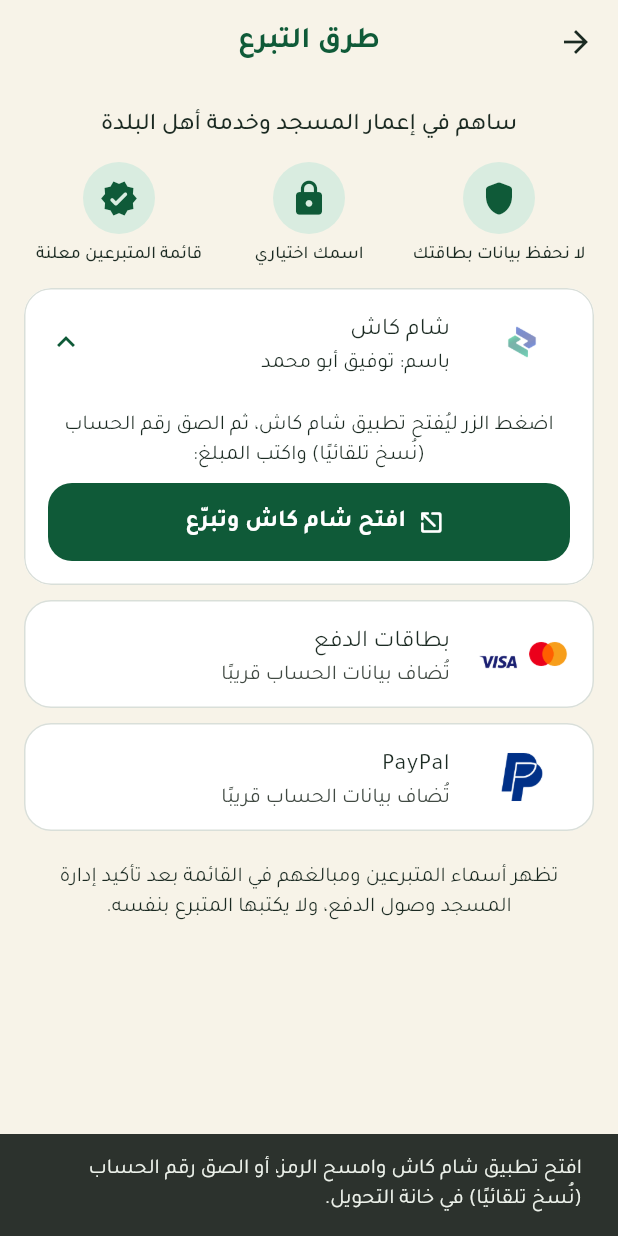
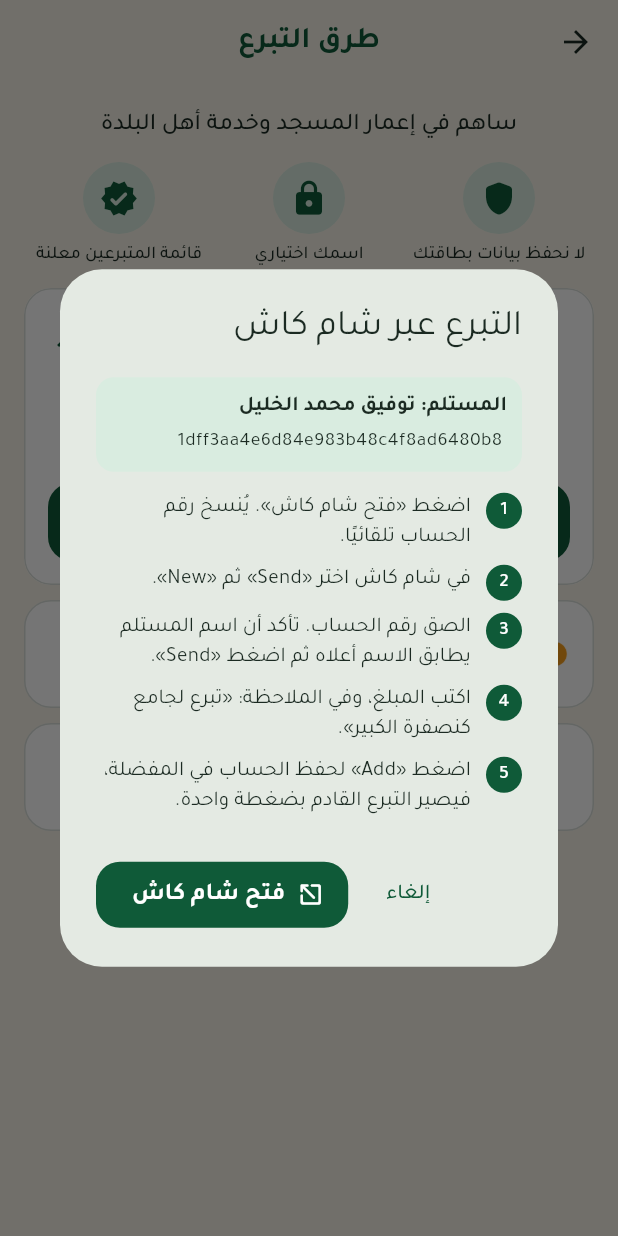
Before and after one commit to mohamedal2min-u/kansafra-mosque-app, a Flutter app: the MethodsPage screen opened directly, after a tap on "افتح شام كاش وتبرّع", on a phone screen of 412 x 824 dp. Run offline on Flutter 3.47's test engine with Material 3 defaults, Android fonts, the phone set to English and light mode, and no system bars; our stand-ins replace adhan, connectivity_plus, flutter_local_notifications, google_sign_in, hijri, just_audio and 4 more; accounts and stored records are empty; network calls fail; statements that could not run were skipped.

Commit message:
شام كاش: دليل خطوات قبل الفتح مع نسخ الرقم، وتصحيح اسم المستلم كما يظهر في التطبيق
Co-Authored-By: Claude Sonnet 5.5 <noreply@anthropic.com>
Claude-Session: https://claude.ai/code/session_01XkGBCwJKScyzzPNe4HDGLL

```diff
--- a/lib/config.dart
+++ b/lib/config.dart
@@ -44,7 +44,8 @@ class MosqueConfig {
       logo: 'assets/pay/shamcash.png',
       // رقم الحساب مأخوذ من رمز QR المرسل من لجنة المسجد.
       details: '1dff3aa4e6d84e983b48c4f8ad6480b8',
-      holder: 'توفيق أبو محمد',
+      // الاسم كما يظهر للمرسِل داخل تطبيق شام كاش (Account Info).
+      holder: 'توفيق محمد الخليل',
     ),
     DonationMethod(
         title: 'بطاقات الدفع',
--- a/lib/screens/donations_screen.dart
+++ b/lib/screens/donations_screen.dart
@@ -107,8 +107,77 @@ class _TrustRow extends StatelessWidget {
   }
 }
 
-/// ينسخ رقم الحساب ثم يحاول فتح شام كاش. إن لم يُفتح يطلب من المستخدم فتحه ولصق الرقم.
+/// يشرح خطوات التبرع بشام كاش، ثم ينسخ رقم الحساب ويفتح التطبيق.
+/// (لا يوجد رابط دفع مباشر معلن من شام كاش؛ الفتح المباشر لصفحة المبلغ يحتاج حساب تاجر رسميًا عندهم.)
 Future<void> _openShamCash(BuildContext context, DonationMethod m) async {
+  final go = await showDialog<bool>(
+    context: context,
+    builder: (ctx) {
+      final cs = Theme.of(ctx).colorScheme;
+      Widget step(int n, String text) => Padding(
+            padding: const EdgeInsets.symmetric(vertical: 4),
+            child: Row(crossAxisAlignment: CrossAxisAlignment.start, children: [
+              CircleAvatar(
+                  radius: 12,
+                  backgroundColor: cs.primary,
+                  child: Text('$n',
+                      style: TextStyle(color: cs.onPrimary, fontSize: 13))),
+              const SizedBox(width: 10),
+              Expanded(child: Text(text)),
+            ]),
+          );
+      return AlertDialog(
+        title: const Text('التبرع عبر شام كاش'),
+        content: SingleChildScrollView(
+          child: Column(
+              mainAxisSize: MainAxisSize.min,
+              crossAxisAlignment: CrossAxisAlignment.start,
+              children: [
+                Container(
+                  width: double.infinity,
+                  padding: const EdgeInsets.all(10),
+                  decoration: BoxDecoration(
+                      color: cs.primaryContainer,
+                      borderRadius: BorderRadius.circular(12)),
+                  child: Column(
+                      crossAxisAlignment: CrossAxisAlignment.start,
+                      children: [
+                        if (m.holder != null)
+                          Text('المستلم: ${m.holder}',
+                              style:
+                                  const TextStyle(fontWeight: FontWeight.w700)),
+                        const SizedBox(height: 4),
+                        SelectableText(m.details,
+                            textDirection: TextDirection.ltr,
+                            style: const TextStyle(fontSize: 13)),
+                      ]),
+                ),
+                const SizedBox(height: 10),
+                step(1, 'اضغط «فتح شام كاش». يُنسخ رقم الحساب تلقائيًا.'),
+                step(2, 'في شام كاش اختر «Send» ثم «New».'),
+                step(3,
+                    'الصق رقم الحساب. تأكد أن اسم المستلم يطابق الاسم أعلاه ثم اضغط «Send».'),
+                step(4,
+                    'اكتب المبلغ، وفي الملاحظة: «تبرع لجامع كنصفرة الكبير».'),
+                step(5,
+                    'اضغط «Add» لحفظ الحساب في المفضلة، فيصير التبرع القادم بضغطة واحدة.'),
+              ]),
+        ),
+        actions: [
+          TextButton(
+              onPressed: () => Navigator.pop(ctx, false),
+              child: const Text('إلغاء')),
+          FilledButton.icon(
+            style: FilledButton.styleFrom(minimumSize: const Size(0, 44)),
+            onPressed: () => Navigator.pop(ctx, true),
+            icon: const Icon(Icons.open_in_new_rounded),
+            label: const Text('فتح شام كاش'),
+          ),
+        ],
+      );
+    },
+  );
+  if (go != true) return;
   await Clipboard.setData(ClipboardData(text: m.details));
   var opened = false;
   if (!kIsWeb && MosqueConfig.shamCashPackages.isNotEmpty) {
@@ -116,11 +185,12 @@ Future<void> _openShamCash(BuildContext context, DonationMethod m) async {
     opened = await Launcher.openApp(MosqueConfig.shamCashPackages,
         url: url.isEmpty ? null : url);
   }
-  if (!opened && context.mounted) {
-    ScaffoldMessenger.of(context).showSnackBar(const SnackBar(
-      content: Text(
-          'افتح تطبيق شام كاش وامسح الرمز، أو الصق رقم الحساب (نُسخ تلقائيًا) في خانة التحويل.'),
-      duration: Duration(seconds: 6),
+  if (context.mounted) {
+    ScaffoldMessenger.of(context).showSnackBar(SnackBar(
+      content: Text(opened
+          ? 'نُسخ رقم الحساب. الصقه في شام كاش.'
+          : 'لم نجد تطبيق شام كاش. ثبّته وافتحه، ثم الصق رقم الحساب (نُسخ تلقائيًا).'),
+      duration: const Duration(seconds: 6),
     ));
   }
 }
```
